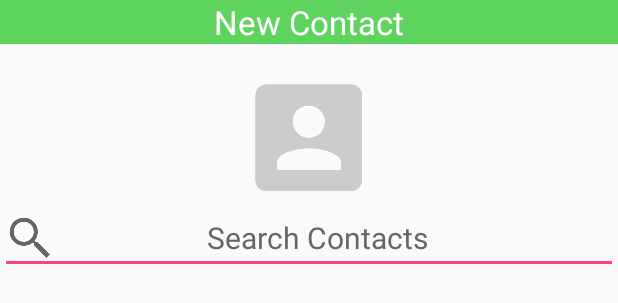
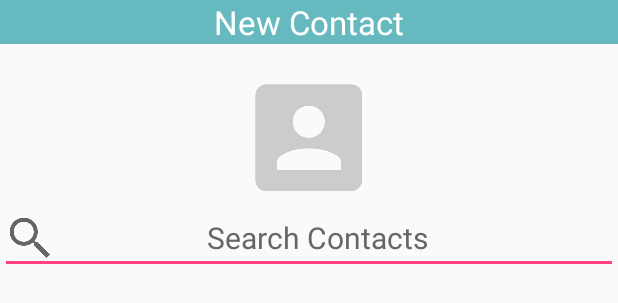
Before and after one commit to bboudra/ScopeText, an Android app: the layout fragment_new_contact.xml on its own in the app's theme, with its tools: preview values and no code run, on a phone screen of 412 x 824 dp. Shown: the top 303 px of the screen. Run offline under Robolectric (Android 15) with nearby library versions, the phone set to English and light mode, and no system bars.

Commit message:
#6 Android contact search prototype: Following Google tutorial.

```diff
--- a/app/src/main/AndroidManifest.xml
+++ b/app/src/main/AndroidManifest.xml
@@ -8,6 +8,7 @@
         android:label="@string/app_name"
         android:theme="@style/AppTheme"
         android:supportsRtl="true">
+        <uses-permission android:name="android.permission.READ_CONTACTS"/>
         <activity android:name=".MainActivity"
             android:label="@string/app_name">
             <intent-filter>
--- a/app/src/main/java/org/scopetext/scopetext/MainActivity.java
+++ b/app/src/main/java/org/scopetext/scopetext/MainActivity.java
@@ -1,6 +1,5 @@
 package org.scopetext.scopetext;
 
-import android.content.Context;
 import android.os.Bundle;
 import android.support.v4.app.Fragment;
 import android.support.v4.app.FragmentManager;
@@ -9,11 +8,9 @@ import android.support.v4.view.PagerAdapter;
 import android.support.v4.view.ViewPager;
 import android.support.v7.app.AppCompatActivity;
 import android.support.v7.widget.Toolbar;
-import android.util.AttributeSet;
 import android.view.Menu;
 import android.view.MenuInflater;
 import android.view.MenuItem;
-import android.view.View;
 
 /**
  * Controller component of the app. Communicates with all of the other
--- a/app/src/main/res/layout/fragment_new_contact.xml
+++ b/app/src/main/res/layout/fragment_new_contact.xml
@@ -18,4 +18,8 @@
             style="@style/AppTheme.SearchText"
             android:id="@+id/search_edit_text"
             android:hint="@string/search_contact_text_hint"/>
+        <ListView
+            android:id="@+id/contact_list"
+            android:layout_width="match_parent"
+            android:layout_height="match_parent"/>
 </LinearLayout>
--- /dev/null
+++ b/app/src/main/res/layout/new_contact_list_item.xml
@@ -0,0 +1,5 @@
+<?xml version="1.0" encoding="utf-8"?>
+<TextView xmlns:android="http://schemas.android.com/apk/res/android"
+    style="@style/AppTheme.ListItem"
+    android:id="@+id/contact_list_item"
+    android:clickable="true"/>
--- a/app/src/main/res/values/colors.xml
+++ b/app/src/main/res/values/colors.xml
@@ -1,6 +1,7 @@
 <?xml version="1.0" encoding="utf-8"?>
 <resources>
-    <color name="colorPrimary">#5ed45e</color>
+    <color name="colorPrimary">#66B9BF</color>
+    <color name="colorSecondary">#D5D5D5</color>
     <color name="colorPrimaryDark">#000000</color>
     <color name="colorAccent">#FF4081</color>
     <color name="colorTitle">#FFFFFF</color>
--- a/app/src/main/res/values/styles.xml
+++ b/app/src/main/res/values/styles.xml
@@ -1,7 +1,7 @@
 <resources>
 
     <!-- Base application theme. -->
-    <style name="AppTheme" parent="Theme.AppCompat.Light.NoActionBar">
+    <style name="AppTheme" parent="@style/Theme.AppCompat.Light.NoActionBar">
         <!-- Customize your theme here. -->
         <item name="colorPrimary">@color/colorPrimary</item>
         <item name="colorAccent">@color/colorAccent</item>
@@ -31,4 +31,10 @@
         <item name="android:imeOptions">actionSearch</item>
         <item name="android:paddingEnd">25dp</item>
     </style>
+
+    <style name="AppTheme.ListItem">
+        <item name="android:layout_width">match_parent</item>
+        <item name="android:layout_height">@dimen/form_height</item>
+        <item name="android:background">@color/colorSecondary</item>
+    </style>
 </resources>
```
Also changed, not shown: app/src/main/java/org/scopetext/scopetext/NewContactFragment.java (+68 -37 lines).
